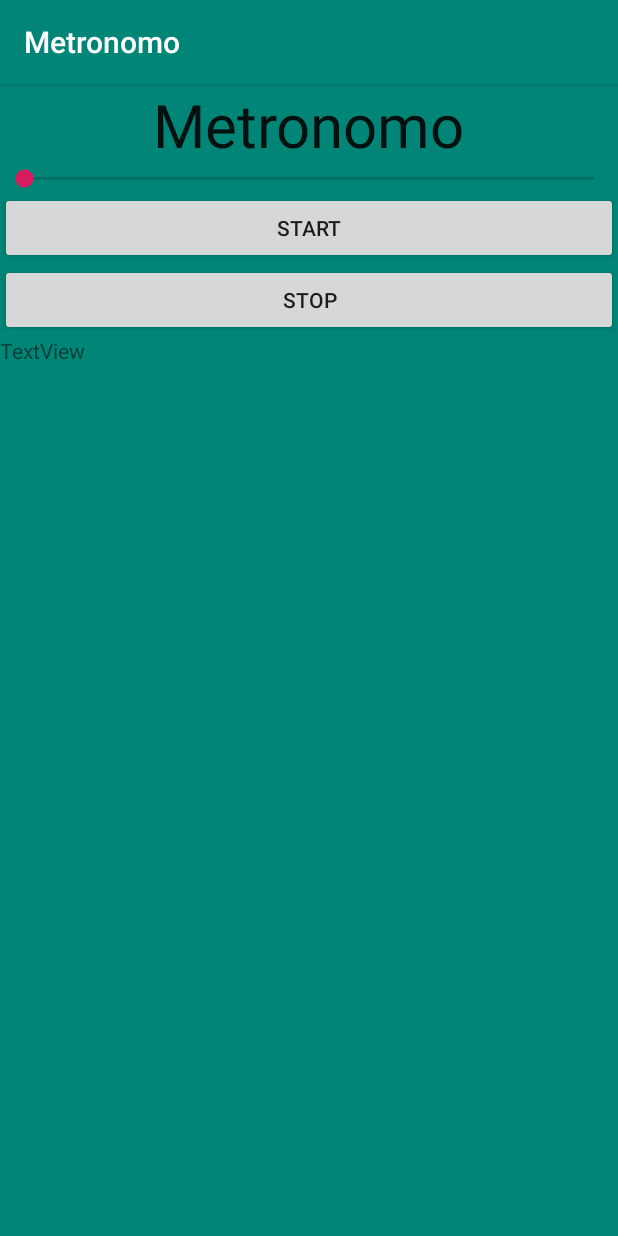
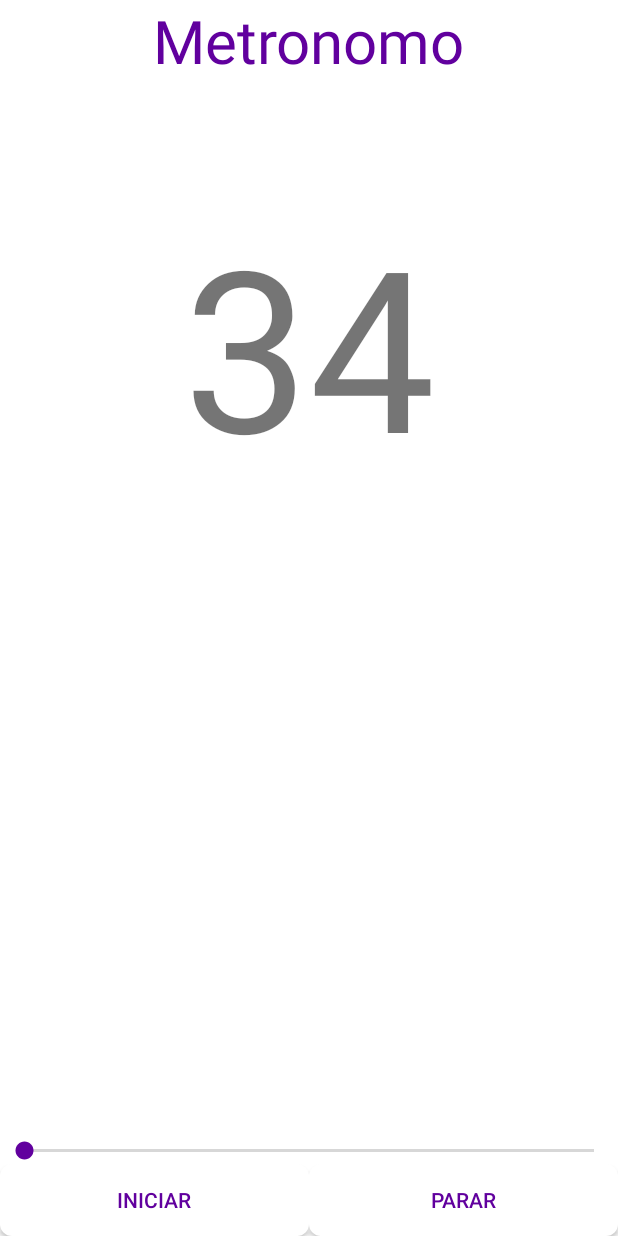
Before and after one commit to tntdarken/Metronomo, an Android app: the screen it shows after launch (MainActivity), on a phone screen of 412 x 824 dp. Run offline under Robolectric (Android 15) with nearby library versions, the phone set to English and light mode, and no system bars; Roboto replaces fonts that are not available here.

Commit message:
Adicionando estilo e refazendo contagem do bpm

```diff
--- /dev/null
+++ b/app/src/main/res/drawable/button.xml
@@ -0,0 +1,11 @@
+<shape xmlns:android="http://schemas.android.com/apk/res/android"
+    android:shape="rectangle">
+    <solid android:color="@color/colorWhite" />
+    <!--<stroke-->
+        <!--android:width="2dip"-->
+        <!--android:color="@color/colorPrimary" />-->
+    <corners android:bottomRightRadius="8dp"
+        android:bottomLeftRadius="8dp"
+        android:topRightRadius="8dp"
+        android:topLeftRadius="8dp"/>
+</shape>
--- a/app/src/main/res/layout/activity_main.xml
+++ b/app/src/main/res/layout/activity_main.xml
@@ -14,30 +14,56 @@
         android:text="@string/app_name"
         android:textAppearance="@style/Titulo" />
 
+    <TextView
+        android:id="@+id/bpm"
+        android:layout_width="match_parent"
+        android:layout_height="0dp"
+        android:layout_weight="1"
+        android:gravity="center"
+        android:textSize="150sp" />
+
+    <TextView
+        android:id="@+id/bpm_txt"
+        android:layout_width="match_parent"
+        android:layout_height="0dp"
+        android:layout_weight="1"
+        android:gravity="center"
+        android:textSize="150sp" />
+
     <SeekBar
         android:id="@+id/id_seekbar"
         android:layout_width="match_parent"
         android:layout_height="wrap_content"
-        android:max="220" />
+        android:thumbTint="@color/colorPrimary"
+        android:progressTint="@color/colorPrimary"
+        android:max="218"
+        android:min="34" />
+
+    <LinearLayout
+        android:layout_width="match_parent"
+        android:layout_height="wrap_content"
+        android:gravity="bottom"
+        android:orientation="horizontal">
 
         <Button
             android:id="@+id/button"
             android:layout_width="match_parent"
             android:layout_height="wrap_content"
+            android:layout_weight="1"
             android:onClick="start"
-        android:text="Start" />
+            android:background = "@drawable/button"
+            android:textColor="@color/colorPrimary"
+            android:text="@string/btn_iniciar" />
 
         <Button
             android:id="@+id/button2"
             android:layout_width="match_parent"
             android:layout_height="wrap_content"
+            android:layout_weight="1"
             android:onClick="stop"
-        android:text="Stop" />
-
-    <TextView
-        android:id="@+id/bpm"
-        android:layout_width="match_parent"
-        android:layout_height="wrap_content"
-        android:text="TextView" />
+            android:background = "@drawable/button"
+            android:textColor="@color/colorPrimary"
+            android:text="@string/app_parar" />
+    </LinearLayout>
 
 </LinearLayout>
--- a/app/src/main/res/values/colors.xml
+++ b/app/src/main/res/values/colors.xml
@@ -1,6 +1,8 @@
 <?xml version="1.0" encoding="utf-8"?>
 <resources>
-    <color name="colorPrimary">#008577</color>
-    <color name="colorPrimaryDark">#00574B</color>
-    <color name="colorAccent">#D81B60</color>
+    <color name="colorPrimary">#61009E</color>
+    <color name="colorPrimaryLight">#943fd0</color>
+    <color name="colorPrimaryDark">#2c006e</color>
+    <color name="colorWhite">#ffffff</color>
+    <color name="colorText">#000000</color>
 </resources>
--- a/app/src/main/res/values/strings.xml
+++ b/app/src/main/res/values/strings.xml
@@ -1,3 +1,5 @@
 <resources>
     <string name="app_name">Metronomo</string>
+    <string name="app_parar">Parar</string>
+    <string name="btn_iniciar">Iniciar</string>
 </resources>
--- a/app/src/main/res/values/styles.xml
+++ b/app/src/main/res/values/styles.xml
@@ -1,17 +1,17 @@
 <resources>
 
     <!-- Base application theme. -->
-    <style name="AppTheme" parent="Theme.AppCompat.Light.DarkActionBar">
+    <style name="AppTheme" parent="Theme.AppCompat.Light.NoActionBar">
         <!-- Customize your theme here. -->
         <item name="colorPrimary">@color/colorPrimary</item>
         <item name="colorPrimaryDark">@color/colorPrimaryDark</item>
-        <item name="colorAccent">@color/colorAccent</item>
-        <item name="android:background">@color/colorPrimary</item>
+        <item name="android:background">@color/colorWhite</item>
     </style>
 
     <style name="Titulo" parent="TextAppearance.AppCompat">
         <item name="android:textSize">40dp</item>
         <item name="android:fontFamily">@font/kaushan_script</item>
+        <item name="android:textColor">@color/colorPrimary</item>
     </style>
 
     <style name="Titulo.Grande">
```
Also changed, not shown: app/build.gradle (+4 -4 lines), app/src/main/java/com/example/metronomo/MainActivity.java (+14 -13 lines), app/src/main/java/com/example/metronomo/Metronomo_alt.java (+11 -2 lines). Lines whose indentation alone changed are shown as unchanged.
